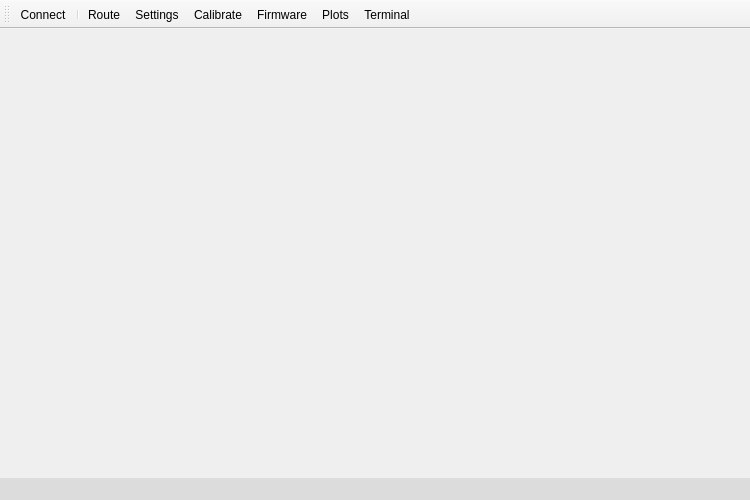
Qt form AeroQuadCommunicator/communicator.ui (AeroQuad/AeroQuadCommunicator) before a commit.
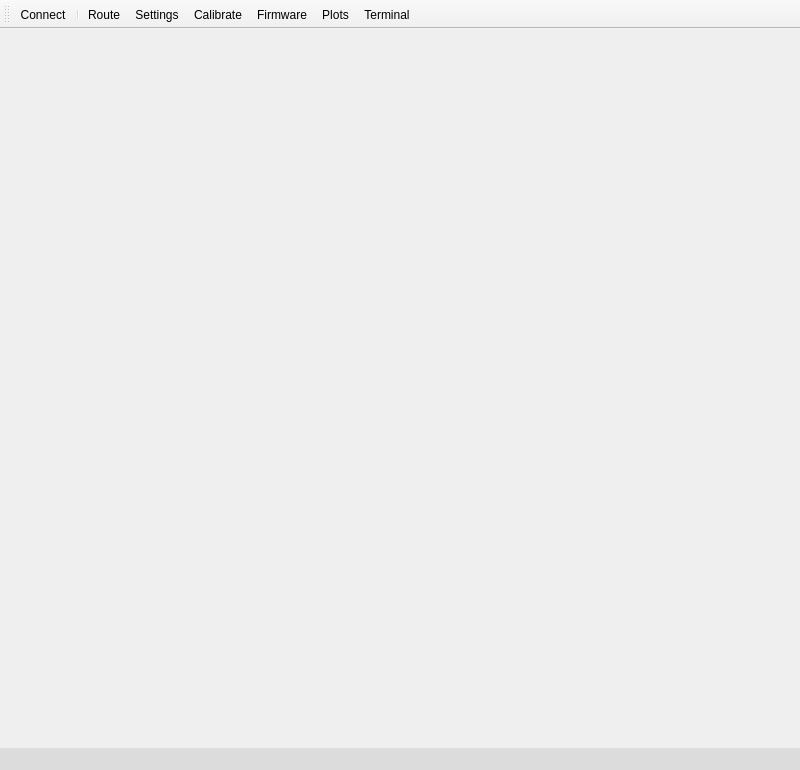
The same form after that commit. Icons and pictures are not drawn.

Commit message: added QStackedWidget to organize widgets for each calibration type

Diff of the .ui file:
```diff
--- a/AeroQuadCommunicator/communicator.ui
+++ b/AeroQuadCommunicator/communicator.ui
@@ -6,8 +6,8 @@
    <rect>
     <x>0</x>
     <y>0</y>
-    <width>750</width>
-    <height>500</height>
+    <width>800</width>
+    <height>770</height>
    </rect>
   </property>
   <property name="sizePolicy">
@@ -18,8 +18,8 @@
   </property>
   <property name="minimumSize">
    <size>
-    <width>500</width>
-    <height>500</height>
+    <width>725</width>
+    <height>725</height>
    </size>
   </property>
   <property name="windowTitle">
```
Left out of the diff: 2 changed lines with no effect on the pictures. The commit also changes 4 other files.
